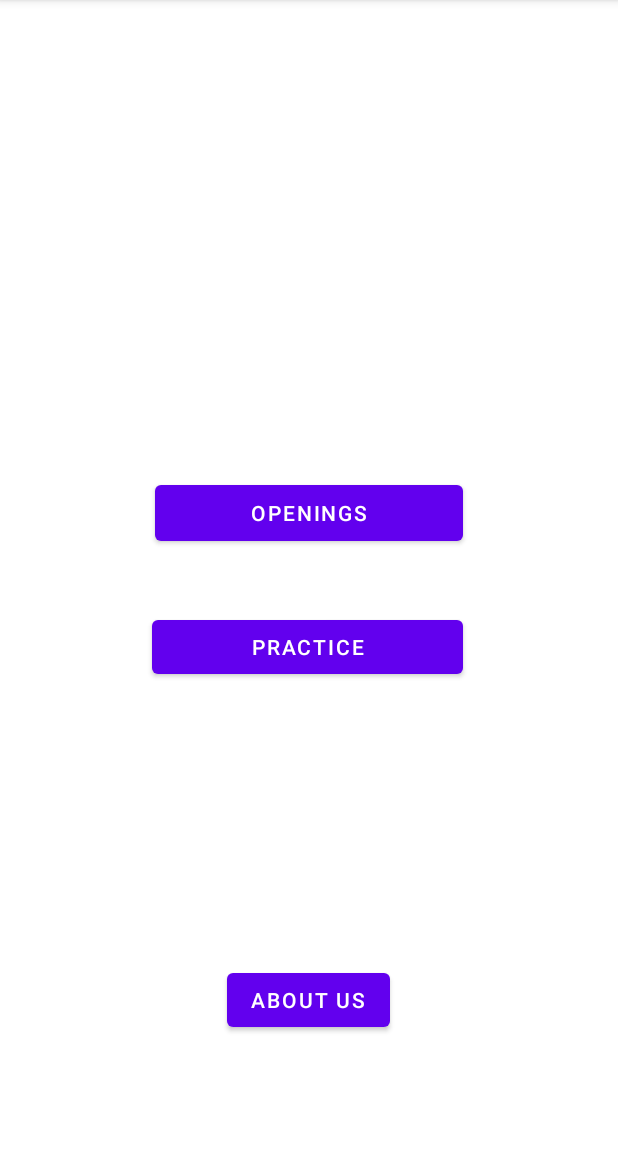
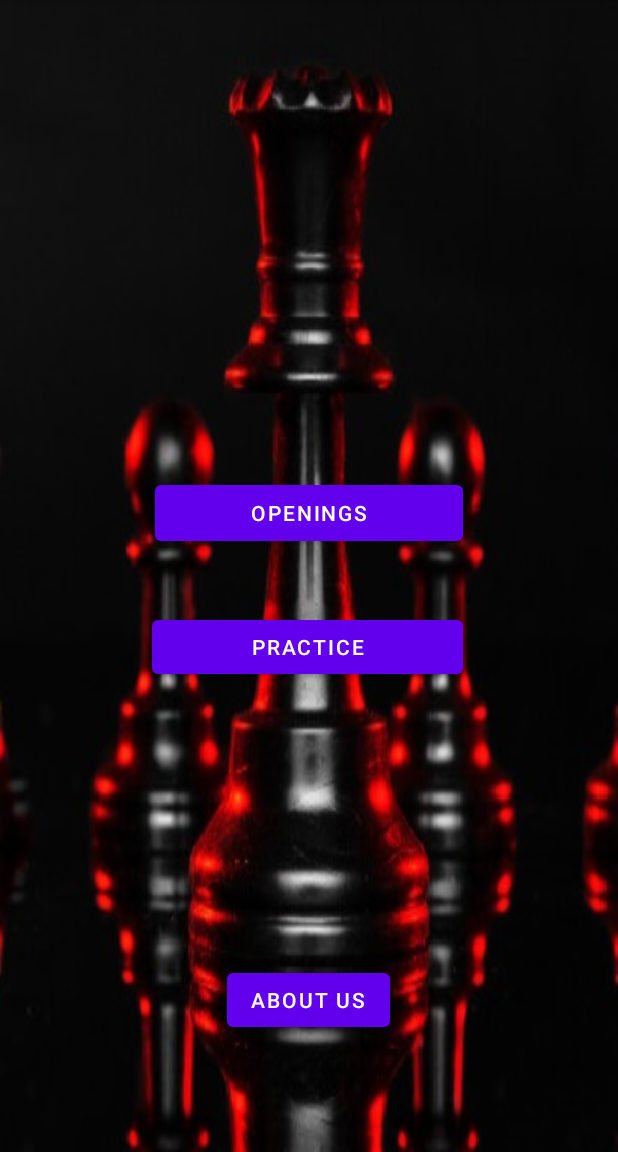
Before and after one commit to Amir228322/Project, an Android app: the screen it shows after launch (MainActivity), on a phone screen of 412 x 824 dp, the part 84-1236 px from its top. Run offline under Robolectric (Android 15) with nearby library versions, the phone set to English and light mode, and no system bars.

Commit message:
setting background for activity_main.xml

```diff
--- a/app/src/main/res/layout/activity_main.xml
+++ b/app/src/main/res/layout/activity_main.xml
@@ -4,6 +4,7 @@
     xmlns:tools="http://schemas.android.com/tools"
     android:layout_width="match_parent"
     android:layout_height="match_parent"
+    android:background="@drawable/main_background_image1"
     tools:context=".MainActivity">
 
     <Button
```
Also changed, not shown: app/src/main/res/drawable/main_background_image.jpg (added), app/src/main/res/drawable/main_background_image1.jpg (added), app/src/main/res/drawable/main_background_image_2.png (added).
